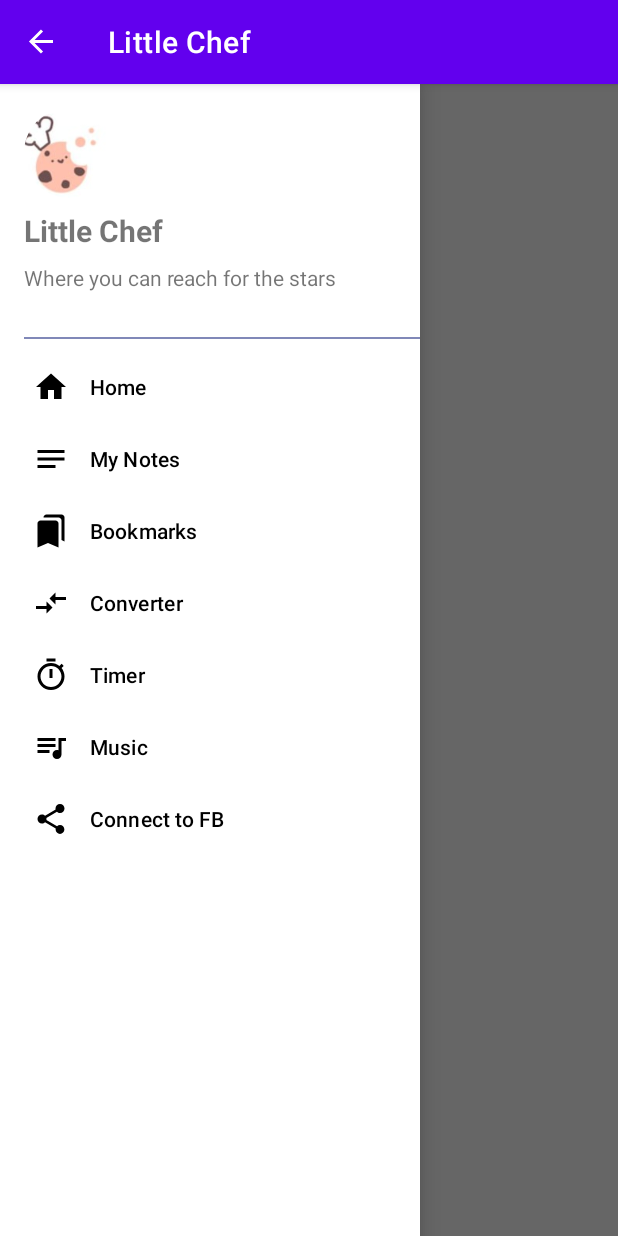
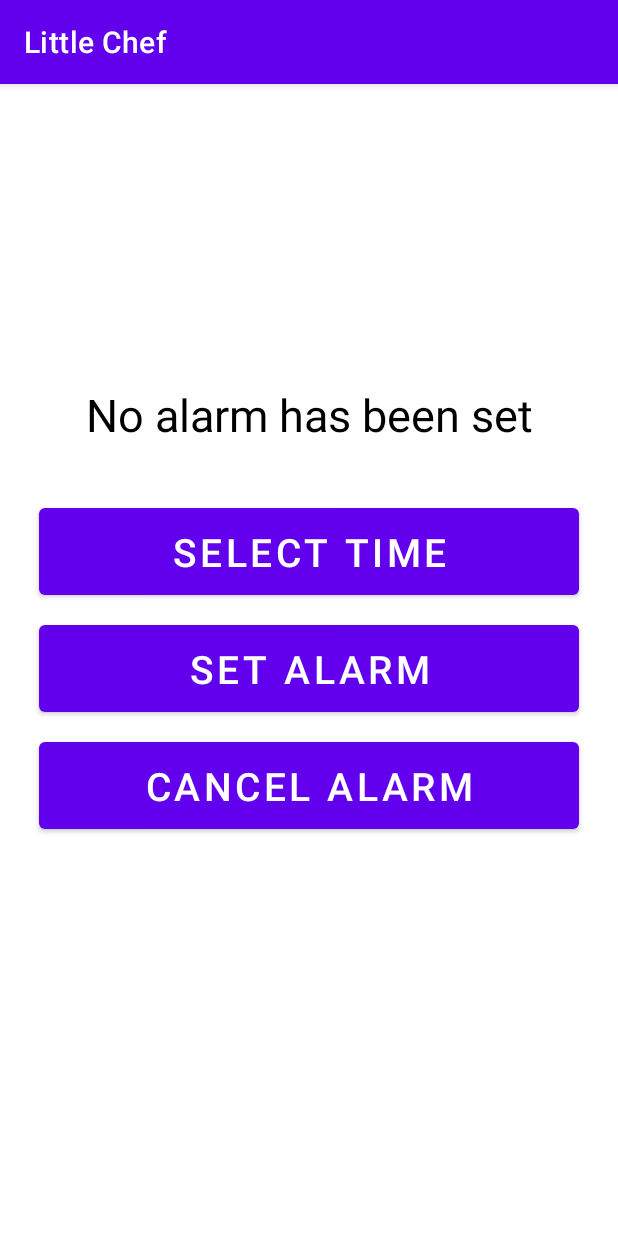
Before and after one commit to CzarinaFayeTiu/Little-Chef, an Android app: the screen it shows after launch (MainActivity before the commit, TimerActivity after it), in the side drawer, after a tap on "Timer", on a phone screen of 412 x 824 dp. Run offline under Robolectric (Android 15) with nearby library versions, the light colour scheme and no system bars.

Commit message:
Timer Function has been created

```diff
--- a/app/src/main/java/com/mobdeve/s12/avila/tiu/littlechef/MainActivity.kt
+++ b/app/src/main/java/com/mobdeve/s12/avila/tiu/littlechef/MainActivity.kt
@@ -1,5 +1,6 @@
 package com.mobdeve.s12.avila.tiu.littlechef
 
+import android.content.Intent
 import android.os.Bundle
 import android.view.MenuItem
 import android.widget.Toast
@@ -39,7 +40,9 @@ class MainActivity : AppCompatActivity() {
                 R.id.nav_notes -> Toast.makeText(applicationContext, "Clicked My Notes", Toast.LENGTH_SHORT).show()
                 R.id.nav_bookmarks -> Toast.makeText(applicationContext, "Clicked Bookmark", Toast.LENGTH_SHORT).show()
                 R.id.nav_converter -> Toast.makeText(applicationContext, "Clicked Converter", Toast.LENGTH_SHORT).show()
-                R.id.nav_timer -> Toast.makeText(applicationContext, "Clicked Timer", Toast.LENGTH_SHORT).show()
+                R.id.nav_timer -> {
+                    startActivity(Intent(applicationContext, TimerActivity::class.java))
+                }
                 R.id.nav_music -> Toast.makeText(applicationContext, "Clicked Music", Toast.LENGTH_SHORT).show()
                 R.id.nav_share -> Toast.makeText(applicationContext, "Clicked Share", Toast.LENGTH_SHORT).show()
             }
--- /dev/null
+++ b/app/src/main/java/com/mobdeve/s12/avila/tiu/littlechef/TimerActivity.kt
@@ -0,0 +1,102 @@
+package com.mobdeve.s12.avila.tiu.littlechef
+
+import android.app.AlarmManager
+import android.app.NotificationChannel
+import android.app.NotificationManager
+import android.app.PendingIntent
+import android.content.Intent
+import java.util.*
+import android.os.Build
+import android.os.Bundle
+import android.widget.Toast
+import androidx.appcompat.app.AppCompatActivity
+import com.google.android.material.timepicker.MaterialTimePicker
+import com.google.android.material.timepicker.TimeFormat
+import com.mobdeve.s12.avila.tiu.littlechef.databinding.ActivityTimerBinding
+
+class TimerActivity : AppCompatActivity() {
+    private var binding: ActivityTimerBinding? = null
+    private var picker: MaterialTimePicker? = null
+    private var calendar: Calendar? = null
+    //AlarmManager is a bridge between application and Android system alarm service.
+    private var alarmManager: AlarmManager? = null
+    private var pendingIntent: PendingIntent? = null
+    override fun onCreate(savedInstanceState: Bundle?) {
+        super.onCreate(savedInstanceState)
+        binding = ActivityTimerBinding.inflate(layoutInflater)
+        setContentView(binding!!.root)
+        createNotificationChannel()
+        binding!!.selectTimeBtn.setOnClickListener{ showTimePicker() }
+        binding!!.setAlarmBtn.setOnClickListener{ setAlarm() }
+        binding!!.cancelAlarmBtn.setOnClickListener{ cancelAlarm() }
+    }
+
+    //to cancel the alarm
+    private fun cancelAlarm() {
+        val intent = Intent(this, TimerReceiver::class.java)
+        pendingIntent = PendingIntent.getBroadcast(this, 0, intent, 0)
+        if (alarmManager == null) {
+            alarmManager = getSystemService(ALARM_SERVICE) as AlarmManager
+        }
+        alarmManager!!.cancel(pendingIntent)
+        binding!!.selectedTime.text = "No alarm has been set"
+        Toast.makeText(this, "Alarm Cancelled", Toast.LENGTH_SHORT).show()
+    }
+
+    //when user presses set alarm button
+    private fun setAlarm() {
+        alarmManager = getSystemService(ALARM_SERVICE) as AlarmManager
+        val intent = Intent(this, TimerReceiver::class.java)
+        pendingIntent = PendingIntent.getBroadcast(this, 0, intent, 0)
+        alarmManager!!.setExact(
+            AlarmManager.RTC_WAKEUP, calendar!!.timeInMillis, pendingIntent
+        )
+
+        if (picker!!.hour > 12) {
+            binding!!.selectedTime.setText(
+                String.format("Timer set to \n"+
+                        "%02d",
+                    picker!!.hour - 12
+                ) + " : " + String.format("%02d", picker!!.minute) + " PM"
+            )
+        } else {
+            binding!!.selectedTime.setText("Timer set to \n"+picker!!.hour.toString() + " : " + picker!!.minute + " AM")
+        }
+
+        Toast.makeText(this, "Alarm set Successfully", Toast.LENGTH_SHORT).show()
+    }
+
+    //this is where user will select the alarm time on the app
+    private fun showTimePicker() {
+        picker = MaterialTimePicker.Builder()
+            .setTimeFormat(TimeFormat.CLOCK_12H)
+            .setHour(12)
+            .setMinute(0)
+            .setTitleText("Select Alarm Time")
+            .build()
+        picker!!.show(supportFragmentManager, "littlechef")
+        picker!!.addOnPositiveButtonClickListener {
+            calendar = Calendar.getInstance()
+            calendar!![Calendar.HOUR_OF_DAY] =  picker!!.hour
+            calendar!![Calendar.MINUTE] = picker!!.minute
+            calendar!![Calendar.SECOND] = 0
+            calendar!![Calendar.MILLISECOND] = 0
+        }
+    }
+
+    private fun createNotificationChannel() {
+        if (Build.VERSION.SDK_INT >= Build.VERSION_CODES.O) {
+            val name: CharSequence = "littlechefReminderChannel"
+            val description = "Reminder to check on your dish"
+            val importance = NotificationManager.IMPORTANCE_HIGH
+            val channel = NotificationChannel("littlechef", name, importance)
+            channel.description = description
+            val notificationManager = getSystemService(
+                NotificationManager::class.java
+            )
+            notificationManager.createNotificationChannel(channel)
+
+            binding!!.selectedTime.text = "No alarm has been set"
+        }
+    }
+}
--- /dev/null
+++ b/app/src/main/res/layout/activity_timer.xml
@@ -0,0 +1,49 @@
+<?xml version="1.0" encoding="utf-8"?>
+<LinearLayout xmlns:android="http://schemas.android.com/apk/res/android"
+    xmlns:app="http://schemas.android.com/apk/res-auto"
+    xmlns:tools="http://schemas.android.com/tools"
+    android:layout_width="match_parent"
+    android:layout_height="match_parent"
+    android:orientation="vertical"
+    tools:context=".MainActivity">
+
+
+    <TextView
+        android:layout_width="match_parent"
+        android:layout_height="wrap_content"
+        android:id="@+id/selectedTime"
+        android:layout_marginTop="200dp"
+        android:text="No alarm has been set\n"
+        android:textAlignment="center"
+        android:textColor="@color/black"
+        android:textSize="30dp"/>
+
+
+    <Button
+        android:id="@+id/selectTimeBtn"
+        android:layout_width="match_parent"
+        android:layout_height="70dp"
+        android:layout_marginTop="36dp"
+        android:layout_marginHorizontal="26dp"
+        android:text="Select Time"
+        android:textSize="26dp"/>
+
+    <Button
+        android:id="@+id/setAlarmBtn"
+        android:layout_width="match_parent"
+        android:layout_height="70dp"
+        android:layout_marginTop="8dp"
+        android:layout_marginHorizontal="26dp"
+        android:text="Set Alarm"
+        android:textSize="26dp"/>
+
+    <Button
+        android:id="@+id/cancelAlarmBtn"
+        android:layout_width="match_parent"
+        android:layout_height="70dp"
+        android:layout_marginTop="8dp"
+        android:layout_marginHorizontal="26dp"
+        android:text="Cancel Alarm"
+        android:textSize="26dp"/>
+
+</LinearLayout>
```
Also changed, not shown: app/src/main/AndroidManifest.xml (+8 -0 lines), app/src/main/java/com/mobdeve/s12/avila/tiu/littlechef/TimerAlertActivity.kt (added, +11 -0 lines), app/src/main/java/com/mobdeve/s12/avila/tiu/littlechef/TimerReceiver.kt (added, +33 -0 lines), app/src/main/res/layout/activity_timer_alert.xml (added, +9 -0 lines).
